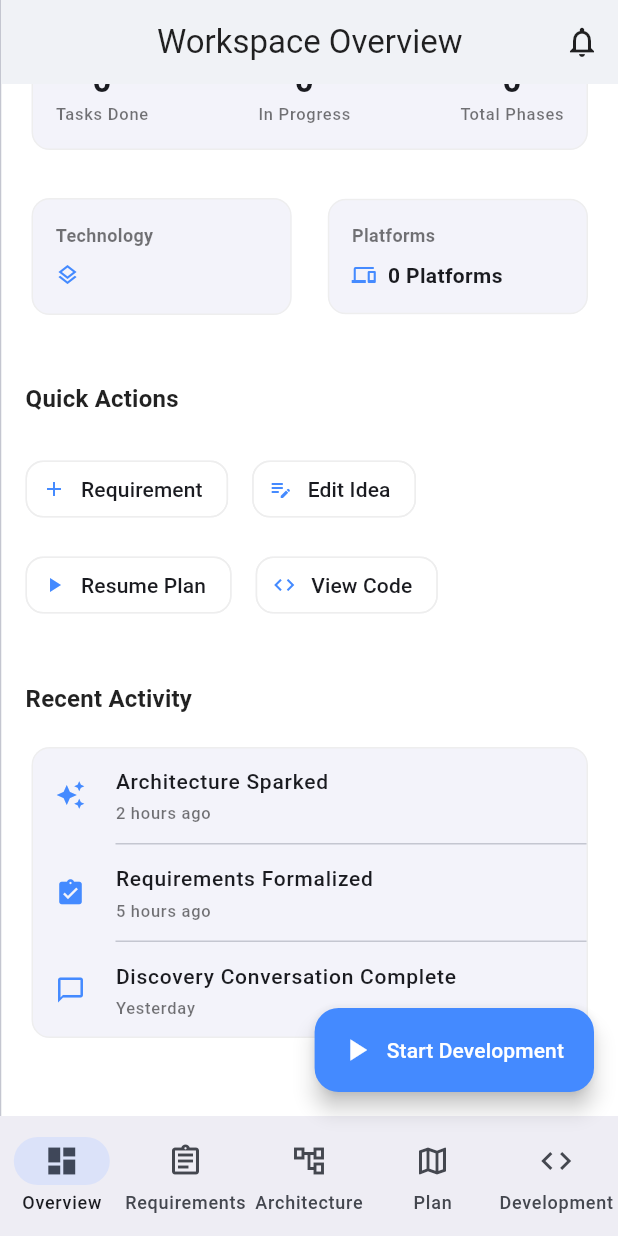
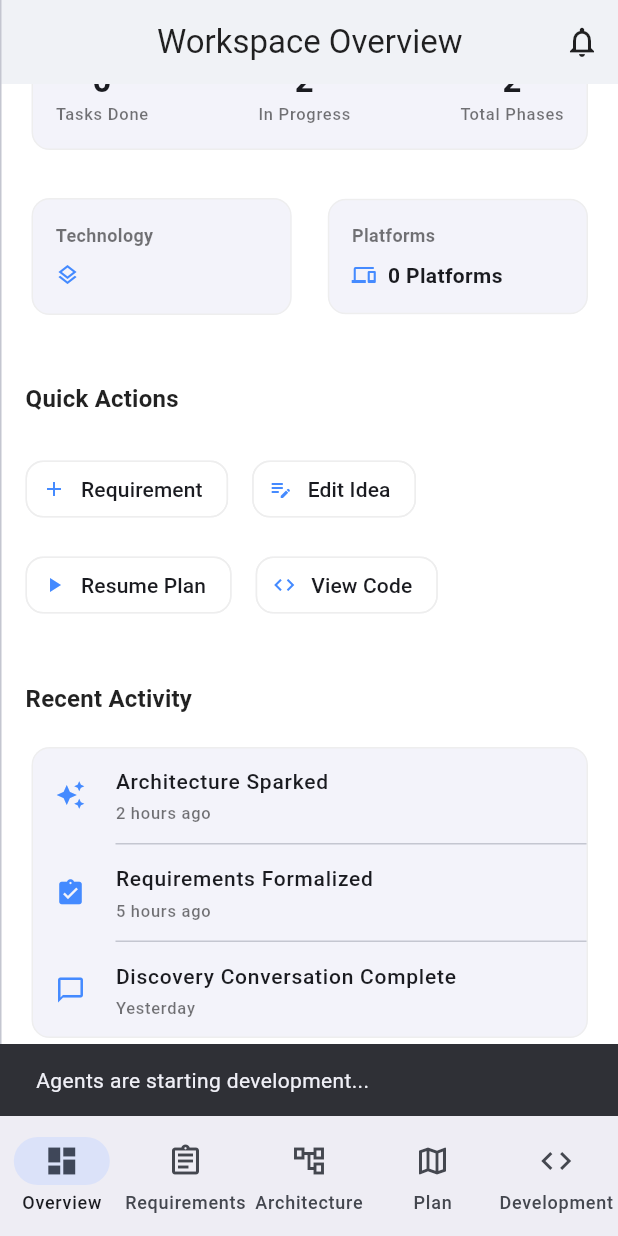
Before and after one commit to shubham230523/kindle, a Flutter app: the ProjectWorkspaceShell screen opened directly with empty values, scrolled down 243 dp, after a tap on "Start Development", on a phone screen of 412 x 824 dp. Run offline on Flutter 3.47's test engine with Material 3 defaults, Android fonts, the phone set to English and light mode, and no system bars.

Commit message:
Fix layout crashes, vertical scrolling in workspace sidebar, and ensure development plan initialization

```diff
--- a/lib/features/workspace/screens/project_dashboard_screen.dart
+++ b/lib/features/workspace/screens/project_dashboard_screen.dart
@@ -14,9 +14,12 @@ class ProjectDashboardScreen extends StatelessWidget {
 
   @override
   Widget build(BuildContext context) {
-    return Scaffold(
-      appBar: AppBar(
+    return Column(
+      children: [
+        AppBar(
           title: const Text('Workspace Overview'),
+          backgroundColor: Colors.transparent,
+          elevation: 0,
           actions: [
             IconButton(
               icon: const Icon(Icons.notifications_none),
@@ -24,7 +27,8 @@ class ProjectDashboardScreen extends StatelessWidget {
             ),
           ],
         ),
-      body: SingleChildScrollView(
+        Expanded(
+          child: SingleChildScrollView(
             child: Center(
               child: ConstrainedBox(
                 constraints: const BoxConstraints(maxWidth: kMaxContentWidth),
@@ -49,6 +53,8 @@ class ProjectDashboardScreen extends StatelessWidget {
               ),
             ),
           ),
+        ),
+      ],
     );
   }
 }
@@ -136,6 +142,7 @@ class _ProgressSection extends StatelessWidget {
     }
 
     final progress = totalTasks == 0 ? 0.0 : doneTasks / totalTasks;
+    final bool isComplete = totalTasks > 0 && doneTasks == totalTasks;
 
     return KindleCard(
       child: Column(
@@ -143,7 +150,11 @@ class _ProgressSection extends StatelessWidget {
         children: [
           SectionTitle(
             title: 'Development Progress',
-            subtitle: doneTasks == totalTasks ? 'Project complete!' : '$doneTasks of $totalTasks tasks complete',
+            subtitle: isComplete
+                ? 'Project complete!'
+                : totalTasks == 0
+                    ? 'No development plan generated yet.'
+                    : '$doneTasks of $totalTasks tasks complete',
           ),
           const SizedBox(height: AppConstants.spacingSm),
           ClipRRect(
--- a/lib/features/workspace/screens/project_workspace_shell.dart
+++ b/lib/features/workspace/screens/project_workspace_shell.dart
@@ -113,7 +113,15 @@ class _ProjectWorkspaceShellState extends State<ProjectWorkspaceShell> {
           body: Row(
             children: [
               if (!isMobile)
-                NavigationRail(
+                SizedBox(
+                  width: isDesktop ? 240 : 80,
+                  child: LayoutBuilder(
+                    builder: (context, constraints) {
+                      return SingleChildScrollView(
+                        child: ConstrainedBox(
+                          constraints: BoxConstraints(minHeight: constraints.maxHeight),
+                          child: IntrinsicHeight(
+                            child: NavigationRail(
                               extended: isDesktop,
                               selectedIndex: _selectedIndex,
                               onDestinationSelected: (int index) {
@@ -164,6 +172,12 @@ class _ProjectWorkspaceShellState extends State<ProjectWorkspaceShell> {
                                 );
                               }).toList(),
                             ),
+                          ),
+                        ),
+                      );
+                    },
+                  ),
+                ),
               const VerticalDivider(thickness: 1, width: 1),
               Expanded(child: _buildBody()),
             ],
@@ -187,7 +201,15 @@ class _ProjectWorkspaceShellState extends State<ProjectWorkspaceShell> {
               : null,
           floatingActionButton: _selectedIndex == 0 && !_viewModel.isDeveloping
               ? FloatingActionButton.extended(
-                  onPressed: () => _viewModel.startDevelopment(),
+                  onPressed: () {
+                    _viewModel.startDevelopment();
+                    ScaffoldMessenger.of(context).showSnackBar(
+                      const SnackBar(
+                        content: Text('Agents are starting development...'),
+                        duration: Duration(seconds: 2),
+                      ),
+                    );
+                  },
                   icon: const Icon(Icons.play_arrow),
                   label: const Text('Start Development'),
                   backgroundColor: AppColors.primary,
--- a/lib/features/workspace/viewmodels/workspace_viewmodel.dart
+++ b/lib/features/workspace/viewmodels/workspace_viewmodel.dart
@@ -4,6 +4,9 @@ import '../../project/models/agent.dart';
 import '../../project/models/agent_execution.dart';
 import '../../project/models/task.dart';
 import '../../../core/services/agent_simulator_service.dart';
+
+import '../../project/models/phase.dart';
+import '../../project/models/development_plan.dart';
 
 class WorkspaceViewModel extends ChangeNotifier {
   final AgentExecutionService _executionService;
@@ -30,33 +33,101 @@ class WorkspaceViewModel extends ChangeNotifier {
   WorkspaceViewModel(this._project, this._executionService);
 
   void startDevelopment() async {
-    if (_isDeveloping) return;
+    debugPrint('WorkspaceViewModel: startDevelopment called');
+    if (_isDeveloping) {
+      debugPrint('WorkspaceViewModel: Already developing, ignoring request');
+      return;
+    }
+
+    // Ensure we have a development plan
+    if (_project.developmentPlan == null || _project.developmentPlan!.phases.isEmpty) {
+      debugPrint('WorkspaceViewModel: No plan found, generating default plan');
+      _generateDefaultPlan();
+    }
+
+    debugPrint('WorkspaceViewModel: Setting _isDeveloping to true');
     _isDeveloping = true;
     notifyListeners();
 
+    try {
       while (_isDeveloping) {
         final nextTask = _getNextPendingTask();
         if (nextTask == null) {
+          debugPrint('WorkspaceViewModel: No more pending tasks found');
           _isDeveloping = false;
           break;
         }
 
+        debugPrint('WorkspaceViewModel: Next task: ${nextTask.title} (ID: ${nextTask.id})');
         final agent = _assignAgentForTask(nextTask);
+        debugPrint('WorkspaceViewModel: Assigned agent: ${agent.name}');
 
         await for (final execution in _executionService.executeTask(nextTask, agent)) {
+          if (!_isDeveloping) {
+            debugPrint('WorkspaceViewModel: Development stopped mid-task');
+            break;
+          }
           _activeExecution = execution;
           notifyListeners();
         }
 
         if (_activeExecution?.status == ExecutionStatus.completed) {
+          debugPrint('WorkspaceViewModel: Task completed successfully: ${nextTask.id}');
           _markTaskAsDone(nextTask.id);
         } else {
-        _isDeveloping = false; // Stop on failure (simulated for now)
+          debugPrint('WorkspaceViewModel: Task did not complete (Status: ${_activeExecution?.status})');
+          _isDeveloping = false;
+        }
+      }
+    } catch (e) {
+      debugPrint('WorkspaceViewModel: ERROR during development: $e');
+      _isDeveloping = false;
+    } finally {
+      debugPrint('WorkspaceViewModel: Cleaning up development state');
+      _isDeveloping = false;
+      _activeExecution = null;
+      notifyListeners();
     }
   }
 
-    _isDeveloping = false;
-    _activeExecution = null;
+  void _generateDefaultPlan() {
+    final projectId = _project.id;
+    final dummyPlan = DevelopmentPlan(
+      id: 'dp_${DateTime.now().millisecondsSinceEpoch}',
+      projectId: projectId,
+      createdAt: DateTime.now(),
+      phases: [
+        Phase(
+          id: 'p1',
+          title: 'Project Setup',
+          description: 'Initial structure and configuration.',
+          tasks: [
+            Task(
+              id: 't1',
+              phaseId: 'p1',
+              title: 'Bootstrap Flutter App',
+              description: 'Create Flutter project and add dependencies.',
+              status: TaskStatus.todo,
+            ),
+          ],
+        ),
+        Phase(
+          id: 'p2',
+          title: 'Core Features',
+          description: 'Implementing main functionality.',
+          tasks: [
+            Task(
+              id: 't2',
+              phaseId: 'p2',
+              title: 'UI Components',
+              description: 'Build basic UI elements.',
+              status: TaskStatus.todo,
+            ),
+          ],
+        ),
+      ],
+    );
+    _project = _project.copyWith(developmentPlan: dummyPlan);
     notifyListeners();
   }
 
--- a/lib/shared/widgets/section_title.dart
+++ b/lib/shared/widgets/section_title.dart
@@ -19,9 +19,13 @@ class SectionTitle extends StatelessWidget {
     return Padding(
       padding: const EdgeInsets.symmetric(vertical: AppConstants.spacingMd),
       child: Row(
+        mainAxisSize: MainAxisSize.min,
+        crossAxisAlignment: CrossAxisAlignment.center,
         children: [
-          Expanded(
+          Flexible(
+            fit: FlexFit.loose,
             child: Column(
+              mainAxisSize: MainAxisSize.min,
               crossAxisAlignment: CrossAxisAlignment.start,
               children: [
                 Text(
@@ -43,8 +47,11 @@ class SectionTitle extends StatelessWidget {
               ],
             ),
           ),
-          trailing,
-        ].whereType<Widget>().toList(),
+          if (trailing != null) ...[
+            const SizedBox(width: AppConstants.spacingMd),
+            trailing!,
+          ],
+        ],
       ),
     );
   }
```
Also changed, not shown: lib/features/discovery/viewmodels/discovery_viewmodel.dart (+57 -1 lines), lib/features/project/screens/project_summary_screen.dart (+9 -18 lines). Lines whose indentation alone changed are shown as unchanged.
